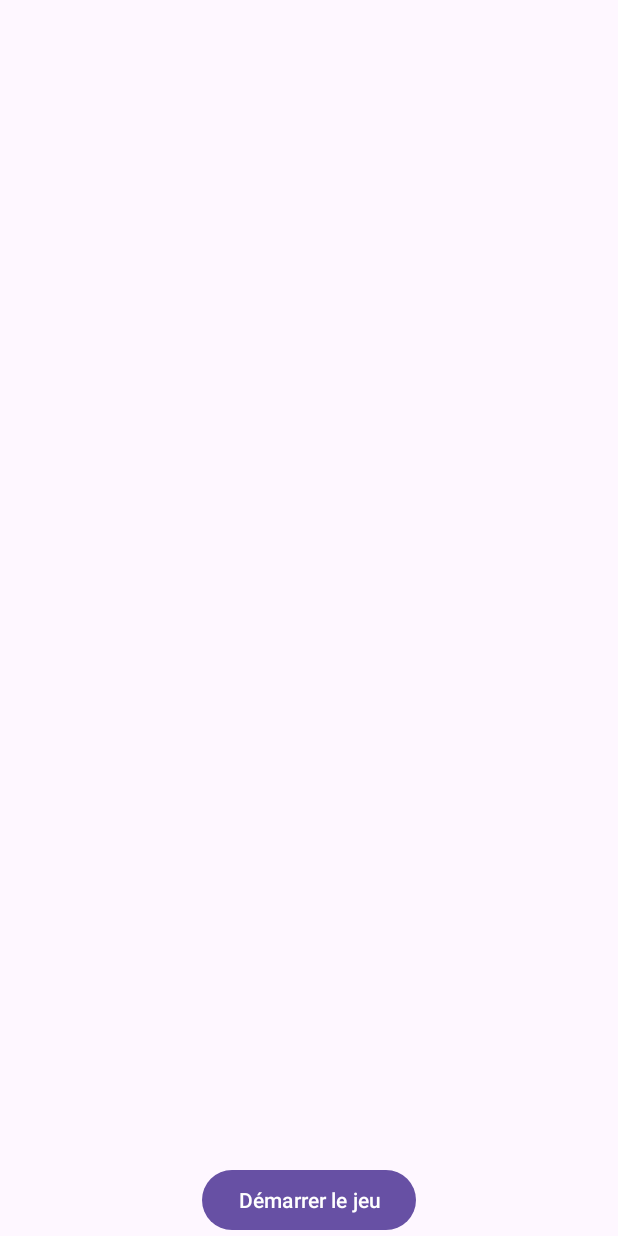
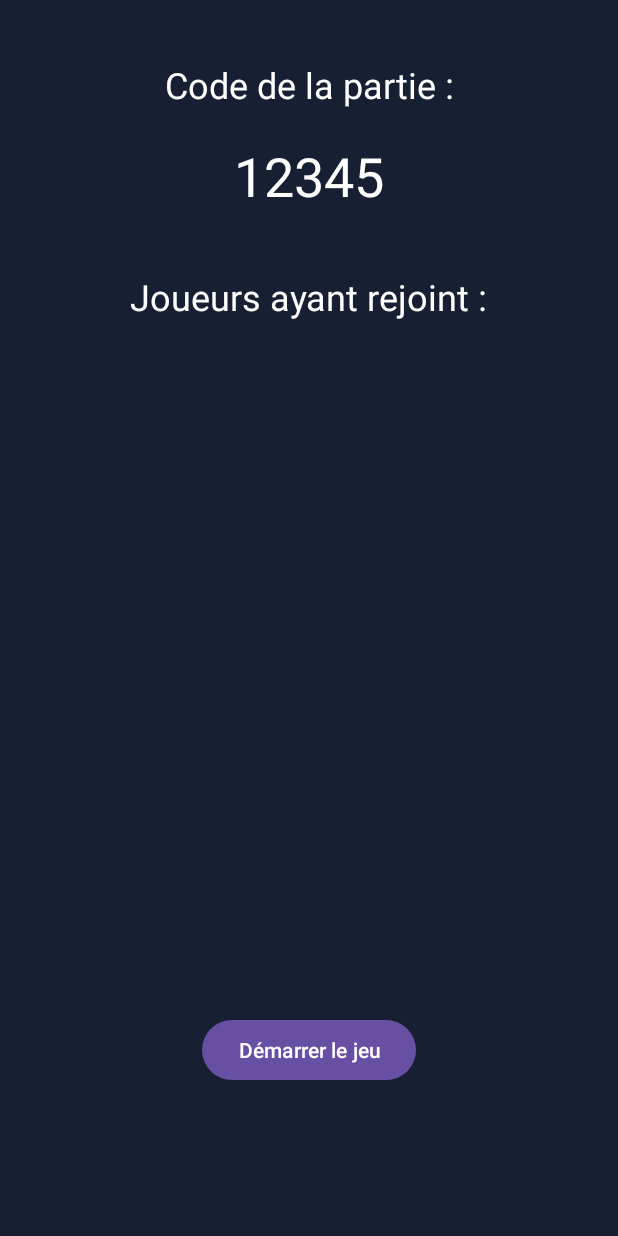
Before and after one commit to antoinevalat/MasterMeme, an Android app: the ListeJoueurs screen opened directly, with no data from a screen before it, on a phone screen of 412 x 824 dp. Run offline under Robolectric (Android 15) with nearby library versions, the phone set to English and light mode, and no system bars; our stand-ins replace Firebase (no records; nobody signed in at launch, a user with empty details on screens opened directly).

```diff
--- a/app/src/main/java/org/libreapps/mastermeme/ListeJoueurs.java
+++ b/app/src/main/java/org/libreapps/mastermeme/ListeJoueurs.java
@@ -5,45 +5,81 @@ import android.os.Bundle;
 import android.widget.ArrayAdapter;
 import android.widget.Button;
 import android.widget.ListView;
-import android.widget.Toast;
+import android.widget.TextView;
+
+import androidx.annotation.NonNull;
 import androidx.appcompat.app.AppCompatActivity;
+
+import com.google.firebase.database.DataSnapshot;
+import com.google.firebase.database.DatabaseError;
+import com.google.firebase.database.DatabaseReference;
+import com.google.firebase.database.FirebaseDatabase;
+import com.google.firebase.database.ValueEventListener;
+
 import java.util.ArrayList;
 import java.util.List;
 
 public class ListeJoueurs extends AppCompatActivity {
 
+    private DatabaseReference mDatabase;
     private List<String> joueursListe;
     private ArrayAdapter<String> adapter;
+    private String codePartie;
+    private String nomUtilisateur;
+    private int roundCount;
 
     @Override
     protected void onCreate(Bundle savedInstanceState) {
         super.onCreate(savedInstanceState);
         setContentView(R.layout.activity_liste_joueurs);
 
+        mDatabase = FirebaseDatabase.getInstance().getReference();
+
         ListView listViewJoueurs = findViewById(R.id.listViewJoueurs);
         joueursListe = new ArrayList<>();
         adapter = new ArrayAdapter<>(this, android.R.layout.simple_list_item_1, joueursListe);
         listViewJoueurs.setAdapter(adapter);
 
-        // Récupérer le nom d'utilisateur passé en extra
+        TextView txtCodePartie = findViewById(R.id.txtCodePartie);
+
         Bundle extras = getIntent().getExtras();
         if (extras != null) {
-            String nomUtilisateur = extras.getString("NOM_UTILISATEUR");
-            if (nomUtilisateur != null) {
-                ajouterJoueur(nomUtilisateur);
+            codePartie = extras.getString("CODE_PARTIE");
+            nomUtilisateur = extras.getString("NOM_UTILISATEUR");
+            roundCount = extras.getInt("ROUND_COUNT");
+
+            txtCodePartie.setText(codePartie);
+            ajouterJoueur(nomUtilisateur);
+        }
+
+        mDatabase.child("parties").child(codePartie).child("joueurs").addValueEventListener(new ValueEventListener() {
+            @Override
+            public void onDataChange(@NonNull DataSnapshot dataSnapshot) {
+                joueursListe.clear();
+                for (DataSnapshot playerSnapshot : dataSnapshot.getChildren()) {
+                    String joueur = playerSnapshot.getValue(String.class);
+                    joueursListe.add(joueur);
+                }
+                adapter.notifyDataSetChanged();
             }
-        }
+
+            @Override
+            public void onCancelled(@NonNull DatabaseError databaseError) {
+                // Handle error
+            }
+        });
 
         Button buttonStartGame = findViewById(R.id.button_start_game);
         buttonStartGame.setOnClickListener(v -> {
             Intent intent = new Intent(ListeJoueurs.this, JeuPrincipal.class);
-            intent.putStringArrayListExtra("LISTE_JOUEURS", new ArrayList<>(joueursListe));
+            intent.putExtra("CODE_PARTIE", codePartie);
+            intent.putExtra("NOM_UTILISATEUR", nomUtilisateur);
+            intent.putExtra("ROUND_COUNT", roundCount);
             startActivity(intent);
         });
     }
 
     private void ajouterJoueur(String nomUtilisateur) {
-        joueursListe.add(nomUtilisateur);
-        adapter.notifyDataSetChanged();
+        mDatabase.child("parties").child(codePartie).child("joueurs").child(nomUtilisateur).setValue(nomUtilisateur);
     }
 }
--- a/app/src/main/res/layout/activity_liste_joueurs.xml
+++ b/app/src/main/res/layout/activity_liste_joueurs.xml
@@ -3,14 +3,54 @@
     xmlns:app="http://schemas.android.com/apk/res-auto"
     xmlns:tools="http://schemas.android.com/tools"
     android:layout_width="match_parent"
-    android:layout_height="match_parent">
+    android:layout_height="match_parent"
+    tools:context=".ListeJoueurs"
+    android:background="@color/bleu_fonce">
+
+    <TextView
+        android:id="@+id/txtTitrePartie"
+        android:layout_width="wrap_content"
+        android:layout_height="wrap_content"
+        android:layout_marginTop="40dp"
+        android:text="Code de la partie :"
+        android:textColor="#FFFFFFFF"
+        android:textSize="24sp"
+        app:layout_constraintEnd_toEndOf="parent"
+        app:layout_constraintStart_toStartOf="parent"
+        app:layout_constraintTop_toTopOf="parent" />
+
+    <TextView
+        android:id="@+id/txtCodePartie"
+        android:layout_width="wrap_content"
+        android:layout_height="wrap_content"
+        android:layout_marginTop="20dp"
+        android:text="12345"
+        android:textColor="#FFFFFFFF"
+        android:textSize="36sp"
+        app:layout_constraintEnd_toEndOf="parent"
+        app:layout_constraintStart_toStartOf="parent"
+        app:layout_constraintTop_toBottomOf="@+id/txtTitrePartie" />
+
+    <TextView
+        android:id="@+id/txtListeJoueurs"
+        android:layout_width="wrap_content"
+        android:layout_height="wrap_content"
+        android:layout_marginTop="40dp"
+        android:text="Joueurs ayant rejoint :"
+        android:textColor="#FFFFFFFF"
+        android:textSize="24sp"
+        app:layout_constraintEnd_toEndOf="parent"
+        app:layout_constraintStart_toStartOf="parent"
+        app:layout_constraintTop_toBottomOf="@+id/txtCodePartie" />
 
     <ListView
         android:id="@+id/listViewJoueurs"
         android:layout_width="match_parent"
         android:layout_height="0dp"
-        app:layout_constraintTop_toTopOf="parent"
+        android:layout_marginTop="20dp"
+        android:layout_marginBottom="20dp"
         app:layout_constraintBottom_toTopOf="@+id/button_start_game"
+        app:layout_constraintTop_toBottomOf="@+id/txtListeJoueurs"
         app:layout_constraintEnd_toEndOf="parent"
         app:layout_constraintStart_toStartOf="parent" />
 
@@ -18,6 +58,7 @@
         android:id="@+id/button_start_game"
         android:layout_width="wrap_content"
         android:layout_height="wrap_content"
+        android:layout_marginBottom="100dp"
         android:text="Démarrer le jeu"
         app:layout_constraintBottom_toBottomOf="parent"
         app:layout_constraintEnd_toEndOf="parent"
```
